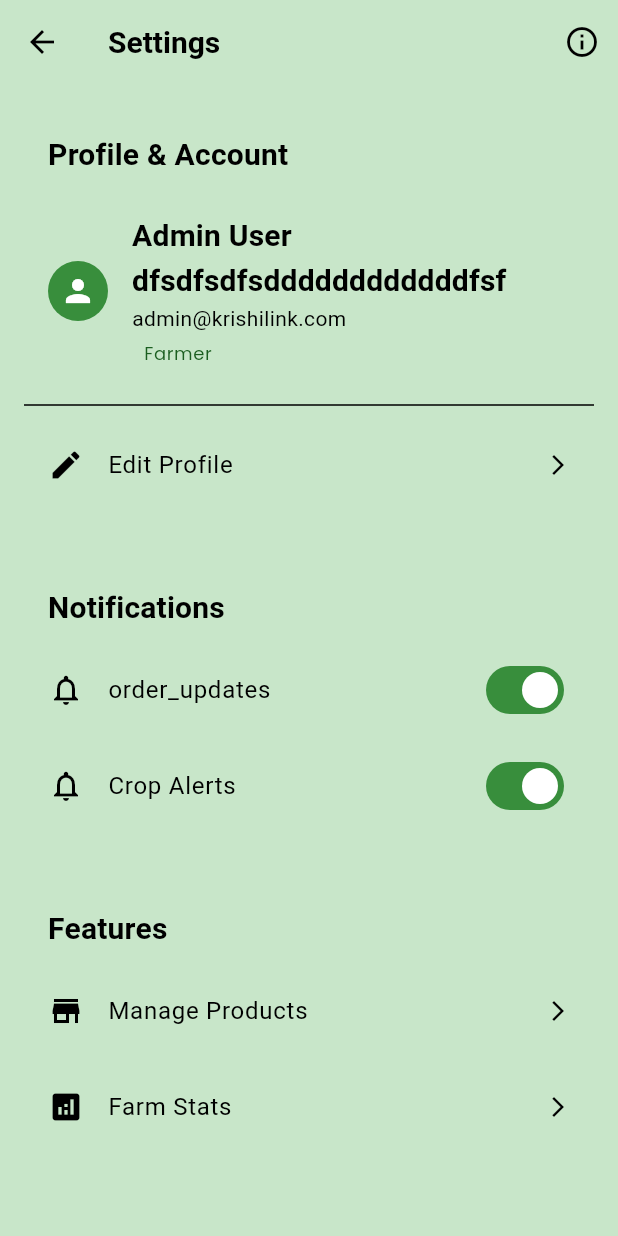
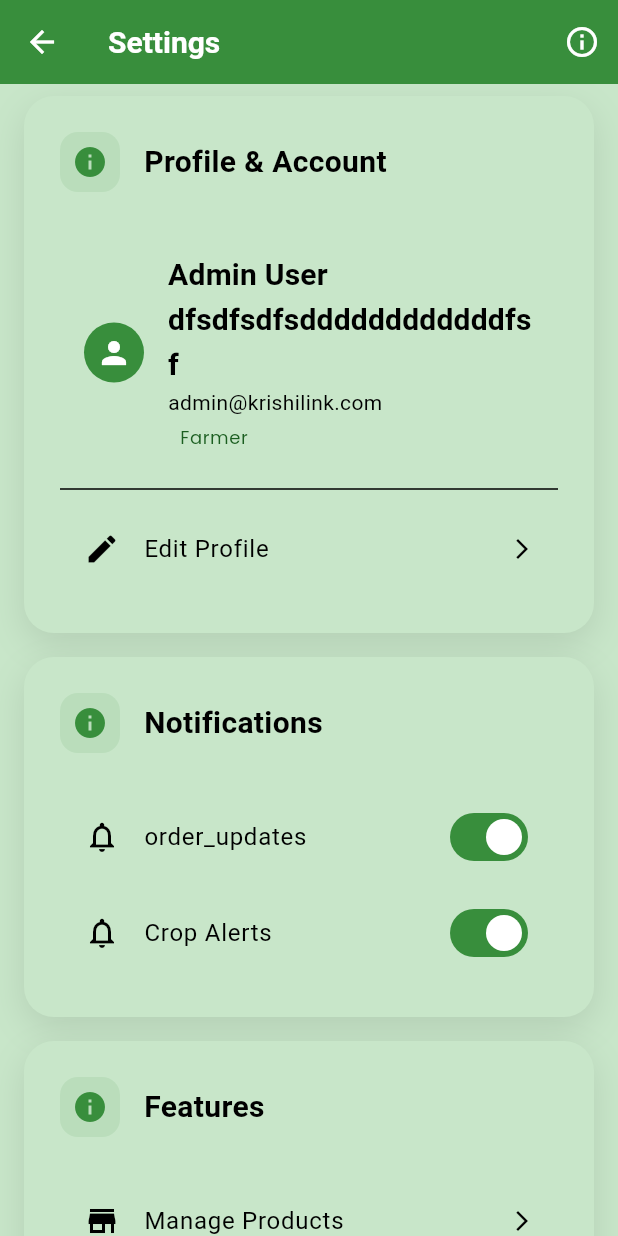
Before and after one commit to the-eternalXchaos/Krishilink, a Flutter app: the UnifiedSettingsPage screen opened by its route, on a phone screen of 412 x 824 dp. Run offline on Flutter 3.47's test engine with Material 3 defaults, Android fonts, the phone set to English and light mode, and no system bars; our stand-ins replace animate_do, cached_network_image, connectivity_plus, device_info_plus, dio, file_picker and 18 more; missing offline and left inert: api_sdk, flutter_facebook_auth; accounts and stored records are empty; network calls fail; project files that could hold a hidden picture were left out.

Commit message:
refactor: enhance UnifiedSettingsPage layout and styling; improve color scheme integration and spacing

```diff
--- a/lib/core/screens/unified_settings_page.dart
+++ b/lib/core/screens/unified_settings_page.dart
@@ -1,8 +1,11 @@
+// lib/features/settings/unified_settings_page.dart
 import 'package:flutter/material.dart';
 import 'package:get/get.dart';
 import 'package:krishi_link/core/controllers/settings_controller.dart';
+import 'package:krishi_link/core/lottie/popup_service.dart';
+import 'package:krishi_link/core/widgets/app_widgets.dart';
+import 'package:krishi_link/core/constants/app_spacing.dart';
 import 'package:krishi_link/features/auth/controller/auth_controller.dart';
-import 'package:krishi_link/core/lottie/popup_service.dart';
 
 class UnifiedSettingsPage extends StatelessWidget {
   const UnifiedSettingsPage({super.key});
@@ -16,14 +19,27 @@ class UnifiedSettingsPage extends StatelessWidget {
             : Get.put(AuthController());
     final role = authController.currentUser.value?.role ?? '';
     final theme = Theme.of(context);
+    final colorScheme = theme.colorScheme;
+
+    debugPrint(
+      'UnifiedSettingsPage - Surface: ${colorScheme.surface}, Primary: ${colorScheme.primary}',
+    );
 
     return Scaffold(
+      backgroundColor: theme.scaffoldBackgroundColor,
       appBar: AppBar(
-        title: Text('settings'.tr),
+        title: Text(
+          'settings'.tr,
+          style: theme.textTheme.titleLarge?.copyWith(
+            color: colorScheme.onPrimary,
+          ),
+        ),
+        backgroundColor: colorScheme.primary,
+        foregroundColor: colorScheme.onPrimary,
         elevation: 0,
         actions: [
           IconButton(
-            icon: const Icon(Icons.info_outline),
+            icon: Icon(Icons.info_outline, color: colorScheme.onPrimary),
             onPressed: () => PopupService.info('${'app_name'.tr} v1.0.0'),
           ),
         ],
@@ -32,7 +48,10 @@ class UnifiedSettingsPage extends StatelessWidget {
         () => AnimatedSwitcher(
           duration: const Duration(milliseconds: 300),
           child: ListView(
-            padding: const EdgeInsets.symmetric(horizontal: 16, vertical: 8),
+            padding: const EdgeInsets.symmetric(
+              horizontal: AppSpacing.md,
+              vertical: AppSpacing.sm,
+            ),
             children: [
               // Profile Section
               _buildSection(
@@ -49,8 +68,9 @@ class UnifiedSettingsPage extends StatelessWidget {
                     ),
                   ],
                 ),
+                colorScheme: colorScheme,
               ),
-              const SizedBox(height: 16),
+              const SizedBox(height: AppSpacing.md),
               // Notifications Section
               _buildSection(
                 title: 'notifications'.tr,
@@ -65,11 +85,13 @@ class UnifiedSettingsPage extends StatelessWidget {
                       _buildNotificationToggle('system_updates'.tr, true.obs),
                   ],
                 ),
+                colorScheme: colorScheme,
               ),
-              const SizedBox(height: 16),
+              const SizedBox(height: AppSpacing.md),
               // Role-specific Settings
-              if (role.isNotEmpty) _buildRoleSpecificSettings(role),
-              const SizedBox(height: 16),
+              if (role.isNotEmpty)
+                _buildRoleSpecificSettings(role, colorScheme),
+              const SizedBox(height: AppSpacing.md),
               // Privacy & Security Section
               _buildSection(
                 title: 'privacy_security'.tr,
@@ -90,12 +112,16 @@ class UnifiedSettingsPage extends StatelessWidget {
                           vertical: 2,
                         ),
                         decoration: BoxDecoration(
-                          color: theme.colorScheme.surfaceContainerHigh,
+                          color: colorScheme.surface.withValues(
+                            alpha: 0.7,
+                          ), // Changed to surface
                           borderRadius: BorderRadius.circular(12),
                         ),
                         child: Text(
                           'coming_soon'.tr,
-                          style: theme.textTheme.bodySmall,
+                          style: theme.textTheme.bodySmall?.copyWith(
+                            color: colorScheme.onSurface,
+                          ),
                         ),
                       ),
                     ),
@@ -107,8 +133,9 @@ class UnifiedSettingsPage extends StatelessWidget {
                     ),
                   ],
                 ),
+                colorScheme: colorScheme,
               ),
-              const SizedBox(height: 16),
+              const SizedBox(height: AppSpacing.md),
               // Help & Support Section
               _buildSection(
                 title: 'help_support'.tr,
@@ -134,8 +161,9 @@ class UnifiedSettingsPage extends StatelessWidget {
                     ),
                   ],
                 ),
+                colorScheme: colorScheme,
               ),
-              const SizedBox(height: 16),
+              const SizedBox(height: AppSpacing.md),
               // Language Section
               _buildSection(
                 title: 'language'.tr,
@@ -159,8 +187,9 @@ class UnifiedSettingsPage extends StatelessWidget {
                     ],
                   ),
                 ),
+                colorScheme: colorScheme,
               ),
-              const SizedBox(height: 16),
+              const SizedBox(height: AppSpacing.md),
               // Theme Section
               _buildSection(
                 title: 'display'.tr,
@@ -176,8 +205,9 @@ class UnifiedSettingsPage extends StatelessWidget {
                     onChanged: (_) => settingsController.toggleTheme(),
                   ),
                 ),
+                colorScheme: colorScheme,
               ),
-              const SizedBox(height: 16),
+              const SizedBox(height: AppSpacing.md),
               // Logout Section
               _buildSection(
                 title: 'account'.tr,
@@ -189,6 +219,7 @@ class UnifiedSettingsPage extends StatelessWidget {
                     onPressed: () => _showLogoutDialog(context, authController),
                   ),
                 ),
+                colorScheme: colorScheme,
               ),
             ],
           ),
@@ -214,38 +245,31 @@ class UnifiedSettingsPage extends StatelessWidget {
     );
   }
 
-  Widget _buildSection({required String title, required Widget child}) {
-    return Card(
-      elevation: 0,
-      margin: const EdgeInsets.symmetric(vertical: 8),
-      shape: RoundedRectangleBorder(borderRadius: BorderRadius.circular(12)),
-      child: Column(
-        crossAxisAlignment: CrossAxisAlignment.start,
-        children: [
-          Padding(
-            padding: const EdgeInsets.fromLTRB(16, 16, 16, 8),
-            child: Text(
-              title,
-              style: Get.textTheme.titleMedium?.copyWith(
-                fontWeight: FontWeight.bold,
-              ),
-            ),
-          ),
-          child,
-        ],
-      ),
+  Widget _buildSection({
+    required String title,
+    required Widget child,
+    required ColorScheme colorScheme,
+  }) {
+    return AppWidgets.card(
+      title: title,
+      colorScheme: colorScheme,
+      child: child,
     );
   }
 
   Widget _buildProfileTile(BuildContext context, AuthController controller) {
     final theme = Theme.of(context);
+    final colorScheme = theme.colorScheme;
     final user = controller.currentUser.value;
 
     return ListTile(
-      contentPadding: const EdgeInsets.symmetric(horizontal: 16, vertical: 8),
+      contentPadding: const EdgeInsets.symmetric(
+        horizontal: AppSpacing.md,
+        vertical: AppSpacing.sm,
+      ),
       leading: CircleAvatar(
-        backgroundColor: theme.colorScheme.primary,
-        child: Icon(Icons.person, color: theme.colorScheme.onPrimary),
+        backgroundColor: colorScheme.primary,
+        child: Icon(Icons.person, color: colorScheme.onPrimary),
       ),
       title: Text(
         user?.fullName ?? 'guest_user'.tr,
@@ -258,17 +282,17 @@ class UnifiedSettingsPage extends StatelessWidget {
             user?.email ?? user?.phoneNumber ?? 'no_contact_info'.tr,
             style: theme.textTheme.bodyMedium,
           ),
-          const SizedBox(height: 4),
+          const SizedBox(height: AppSpacing.xs),
           Container(
             padding: const EdgeInsets.symmetric(horizontal: 8, vertical: 2),
             decoration: BoxDecoration(
-              color: theme.colorScheme.primaryContainer,
+              color: colorScheme.primaryContainer,
               borderRadius: BorderRadius.circular(12),
             ),
             child: Text(
               (user?.role ?? 'guest').toString().capitalizeFirst ?? 'guest'.tr,
               style: theme.textTheme.bodySmall?.copyWith(
-                color: theme.colorScheme.onPrimaryContainer,
+                color: colorScheme.onPrimaryContainer,
               ),
             ),
           ),
@@ -284,7 +308,10 @@ class UnifiedSettingsPage extends StatelessWidget {
     VoidCallback? onTap,
   }) {
     return ListTile(
-      contentPadding: const EdgeInsets.symmetric(horizontal: 16, vertical: 4),
+      contentPadding: const EdgeInsets.symmetric(
+        horizontal: AppSpacing.md,
+        vertical: AppSpacing.xs,
+      ),
       leading: leading,
       title: title,
       trailing: trailing,
@@ -305,9 +332,10 @@ class UnifiedSettingsPage extends StatelessWidget {
     );
   }
 
-  Widget _buildRoleSpecificSettings(String role) {
+  Widget _buildRoleSpecificSettings(String role, ColorScheme colorScheme) {
     return _buildSection(
       title: 'features'.tr,
+      colorScheme: colorScheme,
       child: Column(
         children: [
           if (role == 'farmer') ...[
```
